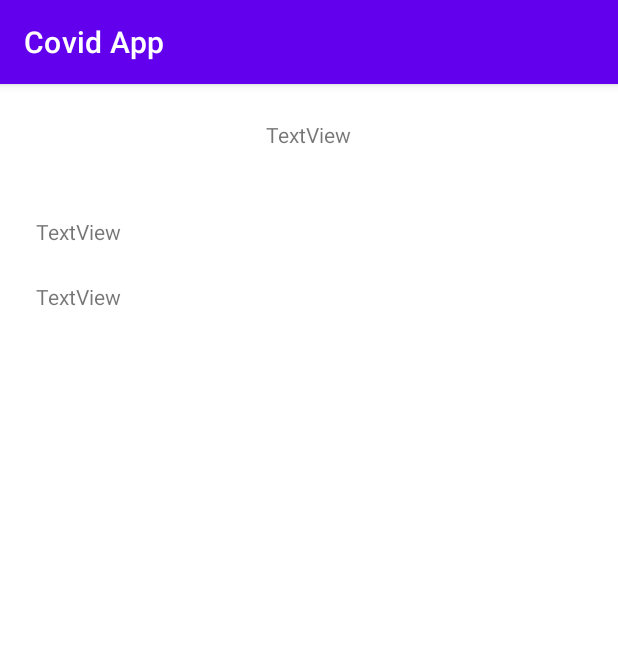
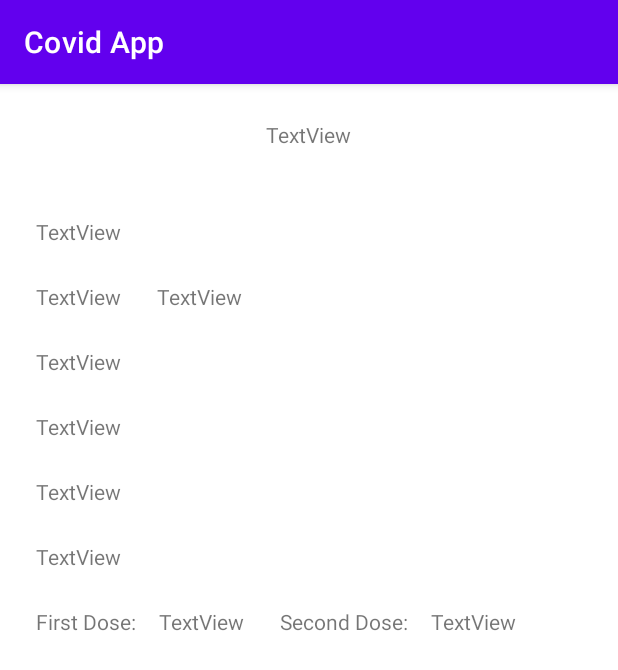
Before and after one commit to yousseftawfik11/CovidApplication, an Android app: the ConfirmationFormActivity screen opened directly, with no data from a screen before it, on a phone screen of 412 x 824 dp. Shown: the top 670 px of the screen. Run offline under Robolectric (Android 15) with nearby library versions, the light colour scheme and no system bars.

Commit message:
form activity UI and Compnents of confirmation form

```diff
--- a/app/src/main/res/layout/activity_confirmation_form.xml
+++ b/app/src/main/res/layout/activity_confirmation_form.xml
@@ -24,8 +24,32 @@
         android:layout_marginTop="45dp"
         android:text="TextView" />
 
+    <TableRow
+        android:layout_width="match_parent"
+        android:layout_height="wrap_content">
+
+        <TextView
+            android:id="@+id/conf_age"
+            android:layout_width="wrap_content"
+            android:layout_height="wrap_content"
+            android:layout_marginStart="24dp"
+            android:layout_marginLeft="24dp"
+            android:layout_marginTop="24dp"
+            android:text="TextView" />
+
+        <TextView
+            android:id="@+id/conf_gender"
+            android:layout_width="wrap_content"
+            android:layout_height="wrap_content"
+            android:layout_marginStart="24dp"
+            android:layout_marginLeft="24dp"
+            android:layout_marginTop="24dp"
+            android:text="TextView" />
+
+    </TableRow>
+
     <TextView
-        android:id="@+id/conf_age"
+        android:id="@+id/conf_phone"
         android:layout_width="wrap_content"
         android:layout_height="wrap_content"
         android:layout_marginStart="24dp"
@@ -33,4 +57,72 @@
         android:layout_marginTop="24dp"
         android:text="TextView" />
 
+    <TextView
+        android:id="@+id/conf_address"
+        android:layout_width="wrap_content"
+        android:layout_height="wrap_content"
+        android:layout_marginStart="24dp"
+        android:layout_marginLeft="24dp"
+        android:layout_marginTop="24dp"
+        android:text="TextView" />
+
+    <TextView
+        android:id="@+id/conf_email"
+        android:layout_width="wrap_content"
+        android:layout_height="wrap_content"
+        android:layout_marginStart="24dp"
+        android:layout_marginLeft="24dp"
+        android:layout_marginTop="24dp"
+        android:text="TextView" />
+
+    <TextView
+        android:id="@+id/conf_ICNum"
+        android:layout_width="wrap_content"
+        android:layout_height="wrap_content"
+        android:layout_marginStart="24dp"
+        android:layout_marginLeft="24dp"
+        android:layout_marginTop="24dp"
+        android:text="TextView" />
+
+    <TableRow
+        android:layout_width="match_parent"
+        android:layout_height="match_parent" >
+
+        <TextView
+            android:id="@+id/first_doseHead"
+            android:layout_width="wrap_content"
+            android:layout_height="wrap_content"
+            android:layout_marginStart="24dp"
+            android:layout_marginLeft="24dp"
+            android:layout_marginTop="24dp"
+            android:text="First Dose:" />
+
+        <TextView
+            android:id="@+id/firstDose_date"
+            android:layout_width="wrap_content"
+            android:layout_height="wrap_content"
+            android:layout_marginStart="15dp"
+            android:layout_marginLeft="15dp"
+            android:layout_marginTop="24dp"
+            android:text="TextView" />
+
+        <TextView
+            android:id="@+id/second_DoseHead"
+            android:layout_width="wrap_content"
+            android:layout_height="wrap_content"
+            android:layout_marginStart="24dp"
+            android:layout_marginLeft="24dp"
+            android:layout_marginTop="24dp"
+            android:text="Second Dose:" />
+
+        <TextView
+            android:id="@+id/textView14"
+            android:layout_width="wrap_content"
+            android:layout_height="wrap_content"
+            android:layout_marginStart="15dp"
+            android:layout_marginLeft="15dp"
+            android:layout_marginTop="24dp"
+            android:text="TextView" />
+    </TableRow>
+
 </LinearLayout>
```
Also changed, not shown: app/src/main/res/layout/activity_form.xml (+42 -14 lines).
